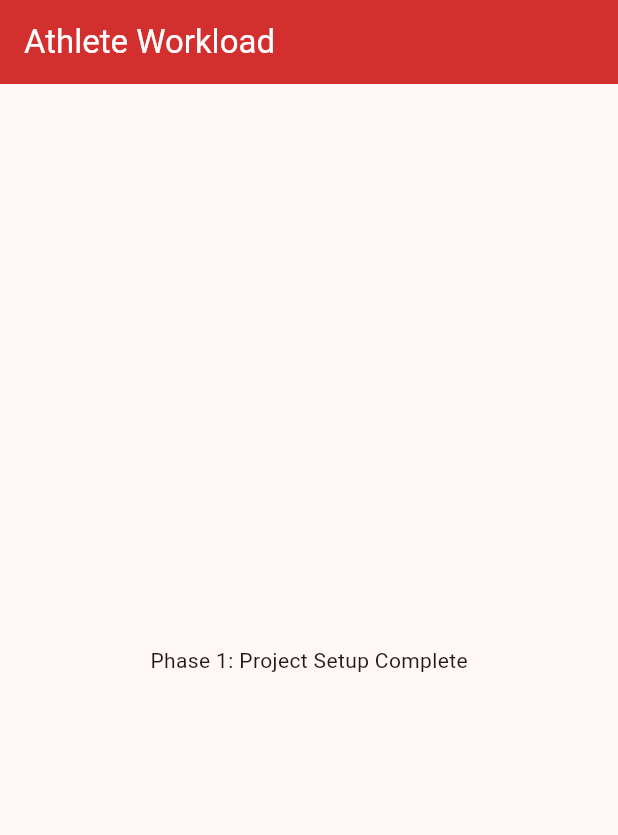
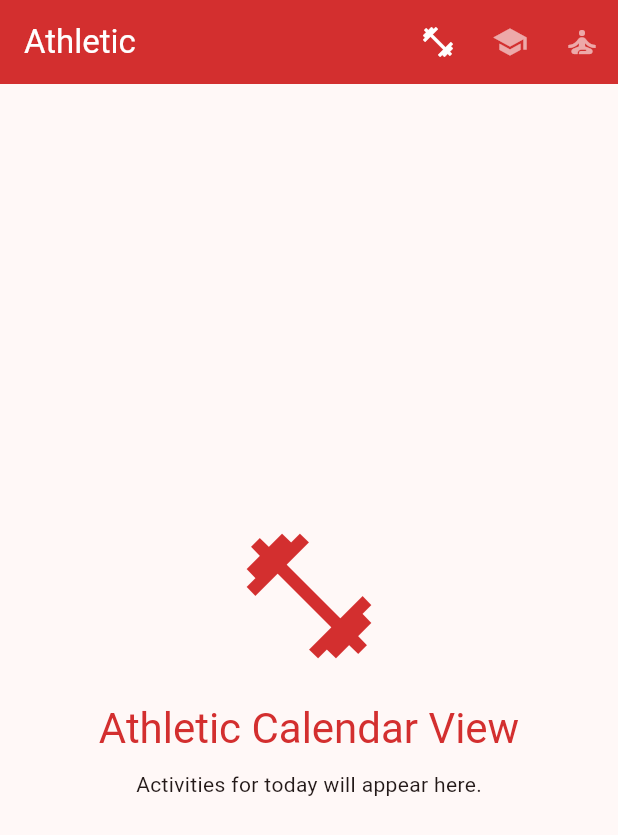
Before and after one commit to CharlieHiggs10/athlete_workload_manager, a Flutter app: the screen it shows after launch, on a phone screen of 412 x 824 dp. Shown: the top 835 px of the screen. Run offline on Flutter 3.47's test engine with Material 3 defaults, Android fonts, the phone set to English and light mode, and no system bars; our stand-ins replace flutter_riverpod.

Commit message:
feat: implement Step 2.1 Multi-Modal Calendar UI

```diff
--- a/lib/main.dart
+++ b/lib/main.dart
@@ -1,6 +1,7 @@
 import 'package:flutter/material.dart';
 import 'package:flutter_riverpod/flutter_riverpod.dart';
 import 'theme.dart';
+import 'screens/calendar_screen.dart';
 
 /// Logic Summary:
 /// Entry point for the application.
@@ -21,25 +22,7 @@ class MyApp extends StatelessWidget {
     return MaterialApp(
       title: 'Athlete Workload',
       theme: AppTheme.lightTheme,
-      home: const HomeScreen(),
+      home: const CalendarScreen(),
     );
   }
 }
-
-/// Logic Summary:
-/// Initial placeholder for the dashboard.
-class HomeScreen extends StatelessWidget {
-  const HomeScreen({super.key});
-
-  @override
-  Widget build(BuildContext context) {
-    return Scaffold(
-      appBar: AppBar(
-        title: const Text('Athlete Workload'),
-      ),
-      body: const Center(
-        child: Text('Phase 1: Project Setup Complete'),
-      ),
-    );
-  }
-}
--- /dev/null
+++ b/lib/models/athlete_mode.dart
@@ -0,0 +1,8 @@
+/// Logic Summary:
+/// Defines the three primary operational modes of the application:
+/// Athletic (Training/Lift), Academic (Studies), and Recovery (Rest).
+enum AthleteMode {
+  athletic,
+  academic,
+  recovery,
+}
--- /dev/null
+++ b/lib/providers/athlete_mode_provider.dart
@@ -0,0 +1,11 @@
+import 'package:flutter_riverpod/flutter_riverpod.dart';
+import '../models/athlete_mode.dart';
+
+/// Logic Summary:
+/// Manages the current active mode (Athletic, Academic, Recovery)
+/// for the entire application, allowing screens to update their
+/// visual palette and data context.
+final athleteModeProvider = StateProvider<AthleteMode>((ref) {
+  // Default mode is Athletic.
+  return AthleteMode.athletic;
+});
--- /dev/null
+++ b/lib/screens/calendar_screen.dart
@@ -0,0 +1,136 @@
+import 'package:flutter/material.dart';
+import 'package:flutter_riverpod/flutter_riverpod.dart';
+import '../models/athlete_mode.dart';
+import '../providers/athlete_mode_provider.dart';
+import '../theme.dart';
+
+/// Logic Summary:
+/// Primary scheduling screen for student-athletes.
+/// Dynamically updates its visual style and icons based on
+/// the active mode (Athletic, Academic, Recovery).
+class CalendarScreen extends ConsumerWidget {
+  const CalendarScreen({super.key});
+
+  @override
+  Widget build(BuildContext context, WidgetRef ref) {
+    final currentMode = ref.watch(athleteModeProvider);
+    final themeData = _getThemeForMode(currentMode);
+
+    return Theme(
+      data: themeData,
+      child: Scaffold(
+        appBar: AppBar(
+          title: Text(_getTitleForMode(currentMode)),
+          actions: [
+            _ModeToggleIcon(
+              mode: AthleteMode.athletic,
+              icon: Icons.fitness_center,
+              isActive: currentMode == AthleteMode.athletic,
+              onPressed: () => _setMode(ref, AthleteMode.athletic),
+            ),
+            _ModeToggleIcon(
+              mode: AthleteMode.academic,
+              icon: Icons.school,
+              isActive: currentMode == AthleteMode.academic,
+              onPressed: () => _setMode(ref, AthleteMode.academic),
+            ),
+            _ModeToggleIcon(
+              mode: AthleteMode.recovery,
+              icon: Icons.self_improvement,
+              isActive: currentMode == AthleteMode.recovery,
+              onPressed: () => _setMode(ref, AthleteMode.recovery),
+            ),
+          ],
+        ),
+        body: Center(
+          child: Column(
+            mainAxisAlignment: MainAxisAlignment.center,
+            children: [
+              Icon(
+                _getHeroIconForMode(currentMode),
+                size: 100,
+                color: themeData.primaryColor,
+              ),
+              const SizedBox(height: 20),
+              Text(
+                '${_getTitleForMode(currentMode)} Calendar View',
+                style: Theme.of(context).textTheme.headlineMedium?.copyWith(
+                      color: themeData.primaryColor,
+                    ),
+              ),
+              const SizedBox(height: 10),
+              const Text('Activities for today will appear here.'),
+            ],
+          ),
+        ),
+      ),
+    );
+  }
+
+  /// Updates the global state with the selected athlete mode.
+  void _setMode(WidgetRef ref, AthleteMode mode) {
+    ref.read(athleteModeProvider.notifier).state = mode;
+  }
+
+  /// Returns the specific ThemeData for each mode based on AppTheme constants.
+  ThemeData _getThemeForMode(AthleteMode mode) {
+    switch (mode) {
+      case AthleteMode.athletic:
+        return AppTheme.getThemeForColor(AppTheme.athleticRed);
+      case AthleteMode.academic:
+        return AppTheme.getThemeForColor(AppTheme.academicBlue);
+      case AthleteMode.recovery:
+        return AppTheme.getThemeForColor(AppTheme.recoveryGreen);
+    }
+  }
+
+  /// Provides descriptive titles for the AppBar.
+  String _getTitleForMode(AthleteMode mode) {
+    switch (mode) {
+      case AthleteMode.athletic:
+        return 'Athletic';
+      case AthleteMode.academic:
+        return 'Academic';
+      case AthleteMode.recovery:
+        return 'Recovery';
+    }
+  }
+
+  /// Provides central icons representing the current mode.
+  IconData _getHeroIconForMode(AthleteMode mode) {
+    switch (mode) {
+      case AthleteMode.athletic:
+        return Icons.fitness_center;
+      case AthleteMode.academic:
+        return Icons.school;
+      case AthleteMode.recovery:
+        return Icons.self_improvement;
+    }
+  }
+}
+
+/// Logic Summary:
+/// Specialized IconButton that indicates if its mode is currently active.
+class _ModeToggleIcon extends StatelessWidget {
+  final AthleteMode mode;
+  final IconData icon;
+  final bool isActive;
+  final VoidCallback onPressed;
+
+  const _ModeToggleIcon({
+    required this.mode,
+    required this.icon,
+    required this.isActive,
+    required this.onPressed,
+  });
+
+  @override
+  Widget build(BuildContext context) {
+    return IconButton(
+      icon: Icon(icon),
+      color: isActive ? Colors.white : Colors.white.withAlpha(150),
+      onPressed: onPressed,
+      tooltip: mode.name.toUpperCase(),
+    );
+  }
+}
--- a/lib/theme.dart
+++ b/lib/theme.dart
@@ -9,17 +9,19 @@ class AppTheme {
   static const Color academicBlue = Color(0xFF1976D2);
   static const Color recoveryGreen = Color(0xFF388E3C);
 
-  static ThemeData get lightTheme {
+  /// Default light theme using Athletic Red as the seed.
+  static ThemeData get lightTheme => getThemeForColor(athleticRed);
+
+  /// Generates a ThemeData based on a specific category color.
+  static ThemeData getThemeForColor(Color seedColor) {
     return ThemeData(
       useMaterial3: true,
       colorScheme: ColorScheme.fromSeed(
-        seedColor: athleticRed,
-        primary: athleticRed,
-        secondary: academicBlue,
-        tertiary: recoveryGreen,
+        seedColor: seedColor,
+        primary: seedColor,
       ),
-      appBarTheme: const AppBarTheme(
-        backgroundColor: athleticRed,
+      appBarTheme: AppBarTheme(
+        backgroundColor: seedColor,
         foregroundColor: Colors.white,
       ),
     );
```
Also changed, not shown: 4 other files.
